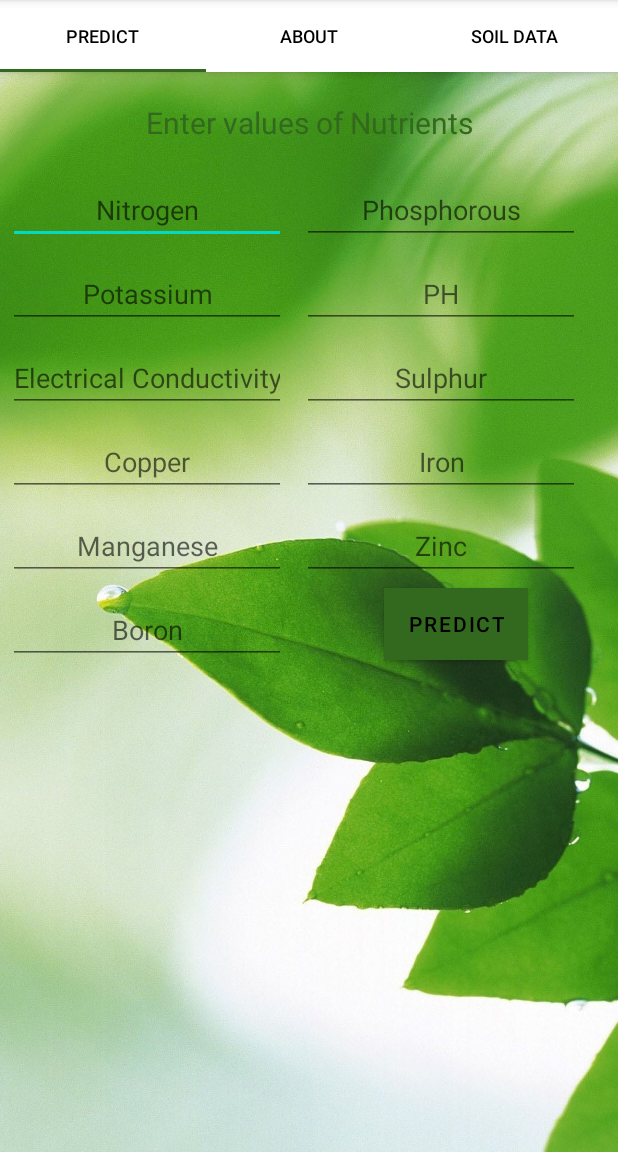
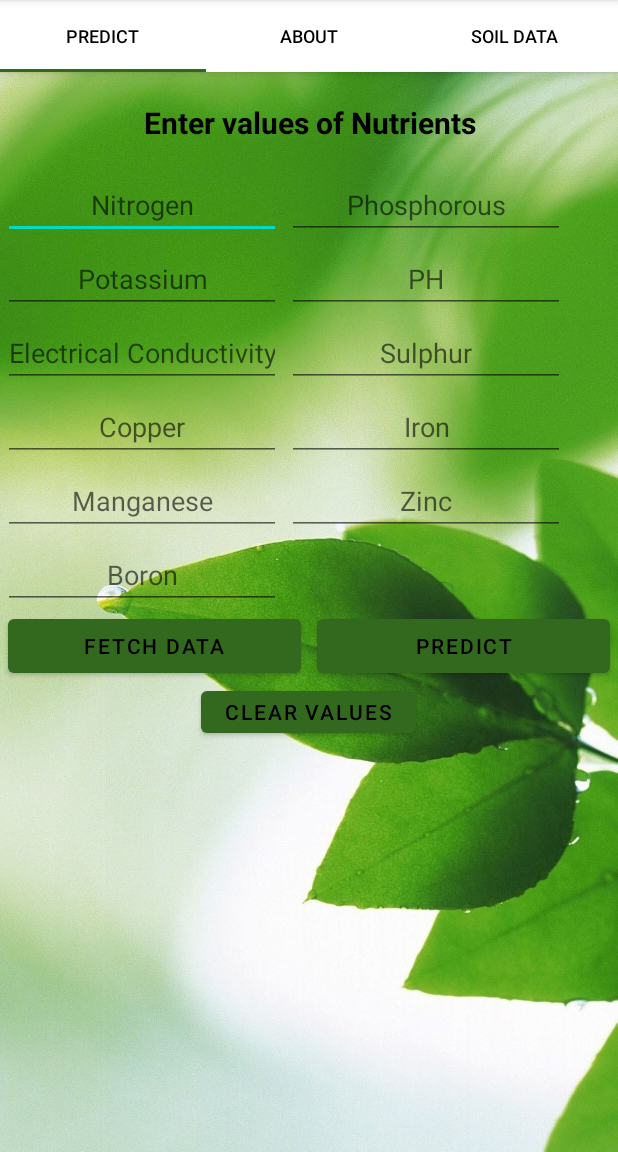
Before and after one commit to VidyadheeshMN/SoilNutrientMonitor, an Android app: the HomeActivity screen opened directly, with no data from a screen before it, on a phone screen of 412 x 824 dp, the part 84-1236 px from its top. Run offline under Robolectric (Android 15) with nearby library versions, the phone set to English and light mode, and no system bars; our stand-ins replace Firebase (no records; nobody signed in at launch, a user with empty details on screens opened directly), Volley; libraries missing offline, so code that uses them is left out: com.chaquo.python; network calls fail; 1 statement that could not run was skipped.

Commit message:
made changes to fragment design and added api viewing in predict fragment

```diff
--- a/app/src/main/AndroidManifest.xml
+++ b/app/src/main/AndroidManifest.xml
@@ -1,6 +1,6 @@
 <?xml version="1.0" encoding="utf-8"?>
 <manifest xmlns:android="http://schemas.android.com/apk/res/android"
-    package="com.example.soilnutrientmonitor">
+    package="com.ioT.soilnutrientmonitor">
 
     <application
         android:allowBackup="true"
@@ -10,8 +10,8 @@
         android:roundIcon="@mipmap/ic_launcher_round"
         android:supportsRtl="true"
         android:theme="@style/Theme.SoilNutrientMonitor">
-        <activity android:name=".HomeActivity"></activity>
-        <activity android:name=".MainActivity">
+        <activity android:name="com.ioT.soilnutrientmonitor.HomeActivity"></activity>
+        <activity android:name="com.ioT.soilnutrientmonitor.MainActivity">
             <intent-filter>
                 <action android:name="android.intent.action.MAIN" />
 
--- a/app/src/main/java/com/example/soilnutrientmonitor/fragments/AboutFragment.kt
+++ b/app/src/main/java/com/ioT/soilnutrientmonitor/fragments/AboutFragment.kt
@@ -1,4 +1,4 @@
-package com.example.soilnutrientmonitor.fragments
+package com.ioT.soilnutrientmonitor.fragments
 
 import android.os.Bundle
 import androidx.fragment.app.Fragment
@@ -6,7 +6,7 @@ import android.view.LayoutInflater
 import android.view.View
 import android.view.ViewGroup
 import android.widget.TextView
-import com.example.soilnutrientmonitor.R
+import com.ioT.soilnutrientmonitor.R
 
 class AboutFragment : Fragment() {
     override fun onCreate(savedInstanceState: Bundle?) {
@@ -20,11 +20,11 @@ class AboutFragment : Fragment() {
         // Inflate the layout for this fragment
         val v: View = inflater.inflate(R.layout.fragment_about, container, false)
         var ParagraphText = v.findViewById<TextView>(R.id.paragraph)
-        ParagraphText.text = "The goal of this App is to help farmers maximise their profits\n" +
-                "and help them predict the crops which can be\n" +
-                "grown based on the nutrient values present in their land\n" +
-                "The nutrient values that are considered for the prediction are\n" +
-                "Nitrogen, Phosphorous, Potassium, PH, Electrical Conductivity, \n" +
+        ParagraphText.text = "The goal of this App is to help farmers maximise their profits" +
+                "and help them predict the crops which can be" +
+                "grown based on the nutrient values present in their land" +
+                "The nutrient values that are considered for the prediction are" +
+                "Nitrogen, Phosphorous, Potassium, PH, Electrical Conductivity, " +
                 "Sulphur, Copper, Iron, Manganese, Zinc and Boron"
         return v
     }
--- a/app/src/main/java/com/example/soilnutrientmonitor/fragments/adapters/ViewPagerAdapter.kt
+++ b/app/src/main/java/com/ioT/soilnutrientmonitor/fragments/adapters/ViewPagerAdapter.kt
@@ -1,4 +1,4 @@
-package com.example.soilnutrientmonitor.fragments.adapters
+package com.ioT.soilnutrientmonitor.fragments.adapters
 
 import androidx.fragment.app.Fragment
 import androidx.fragment.app.FragmentManager
--- a/app/src/main/res/layout/fragment_about.xml
+++ b/app/src/main/res/layout/fragment_about.xml
@@ -9,7 +9,7 @@
         android:layout_width="wrap_content"
         android:layout_height="wrap_content"
         android:layout_centerVertical="false"
-        android:textSize="20dp"
+        android:textSize="28dp"
         android:textFontWeight="700"
         android:layout_centerHorizontal="true"
         android:text="About this app" />
@@ -19,7 +19,7 @@
         android:textStyle="bold"
         android:layout_width="wrap_content"
         android:layout_height="wrap_content"
-        android:textSize="25dp"
+        android:textSize="23dp"
         android:layout_centerVertical="true"
         android:layout_centerHorizontal="true" />
 
--- a/app/src/main/res/layout/fragment_continous_soil_data.xml
+++ b/app/src/main/res/layout/fragment_continous_soil_data.xml
@@ -10,7 +10,7 @@
         android:layout_height="wrap_content"
         android:id="@+id/FetchData"
         android:layout_centerHorizontal="true"
-        android:text="click to Fetch Soil Data"/>
+        android:text="click to test Soil Data Availability"/>
 
     <TextView
         android:id="@+id/ViewSoilData"
@@ -19,6 +19,7 @@
         android:layout_centerHorizontal="true"
         android:layout_marginTop="10dp"
         android:textStyle="bold"
+        android:textSize="20dp"
         android:text="you will see the soil data here"
         android:layout_below="@+id/FetchData" />
 
--- a/app/src/main/res/layout/fragment_predict.xml
+++ b/app/src/main/res/layout/fragment_predict.xml
@@ -20,26 +20,25 @@
             android:layout_height="24dp"
             android:gravity="center"
             android:text="Enter values of Nutrients"
-            android:textColor="@color/darkGreen"
+            android:textColor="@color/black"
             android:textSize="20dp"
+            android:textStyle="bold"
             android:layout_margin="20dp"
             />
 
         <GridLayout
             android:id="@+id/GridLayout"
             android:layout_width="match_parent"
-            android:layout_height="340dp"
+            android:layout_height="300dp"
             android:columnCount="2"
             android:orientation="horizontal"
             android:rowCount="5"
-            tools:context=".GridXMLActivity"
-            tools:layout_editor_absoluteX="56dp"
-            tools:layout_editor_absoluteY="0dp">
+            tools:context=".GridXMLActivity" >
             <EditText
                 android:id="@+id/edTxt_n"
                 android:layout_width="185dp"
                 android:layout_height="wrap_content"
-                android:layout_margin="5dp"
+                android:layout_margin="2dp"
                 android:hint="Nitrogen"
                 android:gravity="center"
                 android:inputType="text"/>
@@ -48,7 +47,7 @@
                 android:id="@+id/edTxt_p"
                 android:layout_width="185dp"
                 android:layout_height="wrap_content"
-                android:layout_margin="5dp"
+                android:layout_margin="2dp"
                 android:hint="Phosphorous"
                 android:gravity="center"
                 android:inputType="text"/>
@@ -57,7 +56,7 @@
                 android:id="@+id/edTxt_k"
                 android:layout_width="185dp"
                 android:layout_height="wrap_content"
-                android:layout_margin="5dp"
+                android:layout_margin="2dp"
                 android:hint="Potassium"
                 android:gravity="center"
                 android:inputType="text"/>
@@ -66,7 +65,7 @@
                 android:id="@+id/edTxt_ph"
                 android:layout_width="185dp"
                 android:layout_height="wrap_content"
-                android:layout_margin="5dp"
+                android:layout_margin="2dp"
                 android:hint="PH"
                 android:gravity="center"
                 android:inputType="text"/>
@@ -74,7 +73,7 @@
                 android:id="@+id/edTxt_ec"
                 android:layout_width="185dp"
                 android:layout_height="wrap_content"
-                android:layout_margin="5dp"
+                android:layout_margin="2dp"
                 android:hint="Electrical Conductivity"
                 android:gravity="center"
                 android:inputType="text"/>
@@ -82,7 +81,7 @@
                 android:id="@+id/edTxt_s"
                 android:layout_width="185dp"
                 android:layout_height="wrap_content"
-                android:layout_margin="5dp"
+                android:layout_margin="2dp"
                 android:hint="Sulphur"
                 android:gravity="center"
                 android:inputType="text"/>
@@ -90,7 +89,7 @@
                 android:id="@+id/edTxt_cu"
                 android:layout_width="185dp"
                 android:layout_height="wrap_content"
-                android:layout_margin="5dp"
+                android:layout_margin="2dp"
                 android:hint="Copper"
                 android:gravity="center"
                 android:inputType="text"/>
@@ -98,7 +97,7 @@
                 android:id="@+id/edTxt_fe"
                 android:layout_width="185dp"
                 android:layout_height="wrap_content"
-                android:layout_margin="5dp"
+                android:layout_margin="2dp"
                 android:hint="Iron"
                 android:gravity="center"
                 android:inputType="text"/>
@@ -106,7 +105,7 @@
                 android:id="@+id/edTxt_mn"
                 android:layout_width="185dp"
                 android:layout_height="wrap_content"
-                android:layout_margin="5dp"
+                android:layout_margin="2dp"
                 android:hint="Manganese"
                 android:gravity="center"
                 android:inputType="text"/>
@@ -114,7 +113,7 @@
                 android:id="@+id/edTxt_zn"
                 android:layout_width="185dp"
                 android:layout_height="wrap_content"
-                android:layout_margin="5dp"
+                android:layout_margin="2dp"
                 android:hint="Zinc"
                 android:gravity="center"
                 android:inputType="text"/>
@@ -122,28 +121,67 @@
                 android:id="@+id/edTxt_b"
                 android:layout_width="185dp"
                 android:layout_height="wrap_content"
-                android:layout_margin="5dp"
+                android:layout_margin="2dp"
                 android:gravity="center"
                 android:hint="Boron"
                 android:inputType="text"/>
+        </GridLayout>
+
+        <LinearLayout
+            android:orientation="horizontal"
+            android:layout_width="fill_parent"
+            android:layout_height="wrap_content"
+            android:layout_below="@+id/dispResponse">
+
+            <Button
+                android:id="@+id/btn_prepopulateData"
+                android:layout_width="0.0dip"
+                android:layout_height="fill_parent"
+                android:layout_marginRight="5dp"
+                android:layout_marginLeft="5dp"
+                android:layout_marginBottom="10dp"
+                android:layout_marginTop="-5dp"
+                android:layout_weight="1.0"
+                android:text="FETCH DATA" />
 
             <Button
                 android:id="@+id/btn_predCrop"
-                android:layout_width="wrap_content"
-                android:layout_height="wrap_content"
-                android:layout_gravity="center_horizontal"
-                android:text="PREDICT"
-                android:background="@color/lightGreen"
-                android:backgroundTint="@color/lightGreen"
-                android:textColor="@android:color/black" />
-        </GridLayout>
+                android:layout_width="0.0dip"
+                android:layout_height="fill_parent"
+                android:layout_marginBottom="10dp"
+                android:layout_marginRight="5dp"
+                android:layout_marginLeft="5dp"
+                android:layout_marginTop="-5dp"
+                android:layout_weight="1.0"
+                android:text="PREDICT" />
+        </LinearLayout>
+
+        <Button
+            android:id="@+id/clearData"
+            android:layout_width="wrap_content"
+            android:layout_height="40dp"
+            android:layout_marginTop="-10dp"
+            android:text="CLEAR VALUES"
+            android:layout_gravity="center"/>
+
         <TextView
             android:id="@+id/PredictedCropName"
             android:layout_width="match_parent"
-            android:layout_height="50dp"
+            android:layout_height="wrap_content"
             android:gravity="center"
-            android:textColor="@color/darkGreen"
-            android:textSize="20dp"
+            android:textColor="@color/black"
+            android:textStyle="bold"
+            android:textSize="18dp"
+            android:layout_marginLeft="0dp"
+            android:layout_marginTop="0dp" />
+
+        <TextView
+            android:id="@+id/otherValues"
+            android:layout_width="match_parent"
+            android:layout_height="wrap_content"
+            android:gravity="center"
+            android:textColor="@color/black"
+            android:textSize="18dp"
             android:layout_marginLeft="0dp"
             android:layout_marginTop="0dp" />
     </LinearLayout>
```
Also changed, not shown: app/src/main/java/com/ioT/soilnutrientmonitor/HomeActivity.kt (renamed from app/src/main/java/com/example/soilnutrientmonitor/HomeActivity.kt, +11 -11 lines), app/src/main/java/com/ioT/soilnutrientmonitor/MainActivity.kt (renamed from app/src/main/java/com/example/soilnutrientmonitor/MainActivity.kt, +2 -10 lines), app/src/main/java/com/ioT/soilnutrientmonitor/fragments/ContinousSoilData.kt (renamed from app/src/main/java/com/example/soilnutrientmonitor/fragments/ContinousSoilData.kt, +5 -9 lines), app/src/main/java/com/ioT/soilnutrientmonitor/fragments/PredictFragment.kt (renamed from app/src/main/java/com/example/soilnutrientmonitor/fragments/PredictFragment.kt, +78 -7 lines), app/src/main/res/layout/activity_main.xml (+3 -10 lines), 4 other files.
